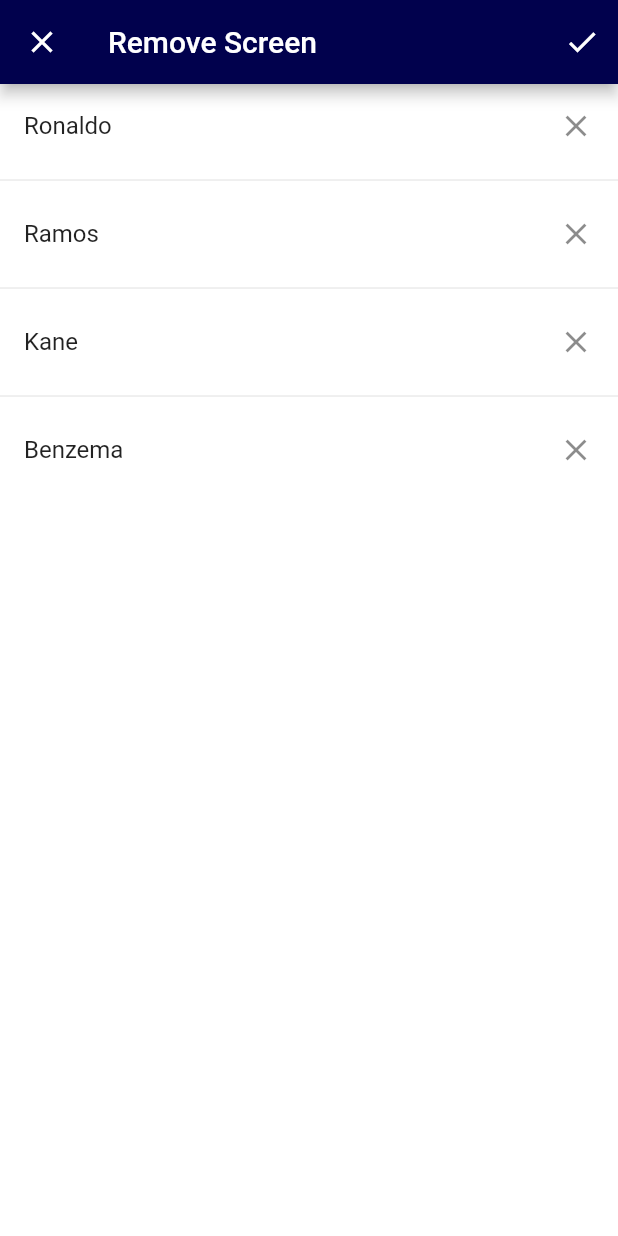
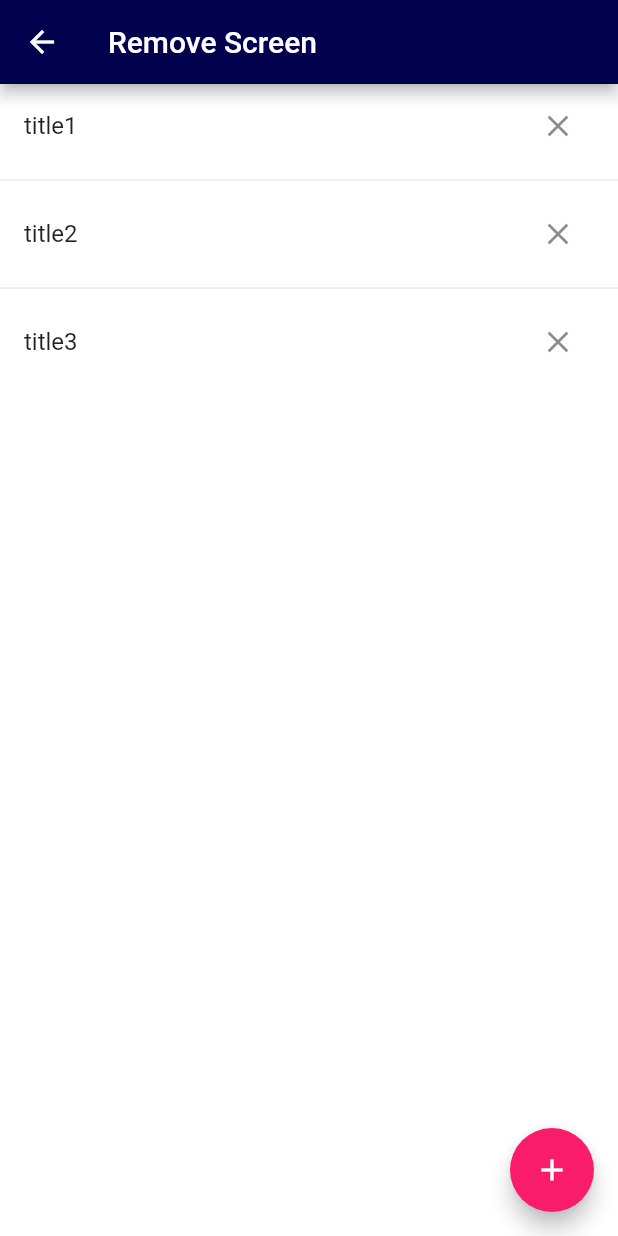
Before and after one commit to yologger/simple-memo-flutter, a Flutter app: the RemoveScreen screen opened directly, on a phone screen of 412 x 824 dp. Run offline on Flutter 3.47's test engine with Material 2 defaults, Android fonts, the phone set to English and light mode, and no system bars; our stand-ins replace rxdart.

```diff
--- a/lib/src/app.dart
+++ b/lib/src/app.dart
@@ -1,6 +1,7 @@
 import 'package:flutter/material.dart';
 import 'package:simplememo/src/ui/screen/edit_screen.dart';
 import 'package:simplememo/src/ui/screen/trash_screen.dart';
+import 'package:simplememo/src/ui/screen/remove_screen.dart';
 import 'ui/screen/main_screen.dart';
 import 'ui/screen/profile_screen.dart';
 import 'ui/screen/search_screen.dart';
@@ -65,11 +66,17 @@ class TabBarController extends StatelessWidget {
         mainAxisSize: MainAxisSize.min,
         crossAxisAlignment: CrossAxisAlignment.start,
         children: <Widget>[
-          Divider(),
           ListTile(
             title: Text("Edit"),
             onTap: () {
               Navigator.push(context, MaterialPageRoute(builder: (context) => EditScreen()));
+            },
+          ),
+          Divider(),
+          ListTile(
+            title: Text("Remove"),
+            onTap: () {
+              Navigator.push(context, MaterialPageRoute(builder: (context) => RemoveScreen()));
             },
           ),
           Divider(),
--- a/lib/src/core/Bloc/MemosBloc.dart
+++ b/lib/src/core/Bloc/MemosBloc.dart
@@ -26,16 +26,16 @@ class MemosBloc implements Bloc {
     _streamController.sink.add(_memos);
   }
 
+  removeMemo(int id) {
+    int idx = _memos.indexWhere((memo) => memo.id == id);
+    _memos.removeAt(idx);
+    _streamController.sink.add(_memos);
+  }
+
   updateMemo(int id, String title, String content) {
     int idx = _memos.indexWhere((memo) => memo.id == id);
     _memos[idx].title = title;
     _memos[idx].content = content;
-    _streamController.sink.add(_memos);
-  }
-
-  toggleBookmark(int id) {
-    int idx = _memos.indexWhere((memo) => memo.id == id);
-    _memos[idx].isBookMarked = !_memos[idx].isBookMarked;
     _streamController.sink.add(_memos);
   }
 
@@ -48,6 +48,12 @@ class MemosBloc implements Bloc {
     _streamController.sink.add(_memos);
   }
 
+  toggleBookmark(int id) {
+    int idx = _memos.indexWhere((memo) => memo.id == id);
+    _memos[idx].isBookMarked = !_memos[idx].isBookMarked;
+    _streamController.sink.add(_memos);
+  }
+
   @override
   void dispose() {
     // TODO: implement dispose
--- a/lib/src/ui/screen/detail_screen.dart
+++ b/lib/src/ui/screen/detail_screen.dart
@@ -3,8 +3,8 @@ import 'package:simplememo/src/core/Bloc/MemosBloc.dart';
 import 'package:simplememo/src/core/Entity/MemoEntity.dart';
 
 class DetailScreen extends StatefulWidget {
+  final MemoEntity memo;
 
-  final MemoEntity memo;
   const DetailScreen(this.memo, {Key key}) : super(key: key);
 
   @override
@@ -12,7 +12,6 @@ class DetailScreen extends StatefulWidget {
 }
 
 class _DetailScreenState extends State<DetailScreen> {
-
   final TextEditingController titleController = TextEditingController();
   final TextEditingController contentController = TextEditingController();
 
@@ -50,8 +49,7 @@ class _DetailScreenState extends State<DetailScreen> {
               String content = contentController.text;
               memosBloc.updateMemo(id, title, content);
               Navigator.of(context).pop();
-            }
-        )
+            })
       ],
       title: Text("${widget.memo.title}"),
     );
@@ -89,10 +87,11 @@ class _DetailScreenState extends State<DetailScreen> {
         builder: (context, snapshot) {
           bool isBookMarked = widget.memo.isBookMarked;
 
-
           return FloatingActionButton(
             // child: Icon(Icons.favorite_border)
-            child: isBookMarked ? Icon(Icons.favorite) : Icon(Icons.favorite_border),
+            child: isBookMarked
+                ? Icon(Icons.favorite)
+                : Icon(Icons.favorite_border),
             onPressed: () {
               int id = widget.memo.id;
               memosBloc.toggleBookmark(id);
--- a/lib/src/ui/screen/remove_screen.dart
+++ b/lib/src/ui/screen/remove_screen.dart
@@ -1,65 +1,60 @@
 import 'package:flutter/material.dart';
+import 'package:simplememo/src/core/Entity/MemoEntity.dart';
+import 'detail_screen.dart';
+import 'create_screen.dart';
+import 'package:simplememo/src/core/Bloc/MemosBloc.dart';
 
-const dummy_posts = [
-  {
-    "id": 1,
-    "title": "Ronaldo",
-    "content": "What I need to buy....",
-    "isBookmarked": true
-  },
-  {
-    "id": 2,
-    "title": "Ramos",
-    "content": "What I need to buy....",
-    "isBookmarked": false
-  },
-  {
-    "id": 3,
-    "title": "Kane",
-    "content": "What I need to buy....",
-    "isBookmarked": false
-  },
-  {
-    "id": 4,
-    "title": "Benzema",
-    "content": "What I need to buy....",
-    "isBookmarked": false
+class RemoveScreen extends StatefulWidget {
+  @override
+  _RemoveScreenState createState() => _RemoveScreenState();
 }
-];
 
-class RemoveScreen extends StatelessWidget {
+class _RemoveScreenState extends State<RemoveScreen> {
+
   @override
   Widget build(BuildContext context) {
-    return Scaffold(appBar: _buildAppBar(context), body: _buildBody(context));
+    return Scaffold(
+        appBar: _buildAppBar(context),
+        floatingActionButton: _buildFAB(context),
+        body: _buildBody(context)
+    );
   }
 
   Widget _buildAppBar(BuildContext context) {
     return AppBar(
-      title: Text("Remove Screen"),
-      leading: IconButton(
-          icon: Icon(Icons.close, color: Colors.white),
+      title: Text("Remove Screen")
+    );
+  }
+
+  Widget _buildFAB(BuildContext context) {
+    return FloatingActionButton(
+      child: Icon(Icons.add),
       onPressed: () {
-            Navigator.of(context).pop();
-          }),
-      actions: <Widget>[
-        IconButton(
-            icon: Icon(Icons.done, color: Colors.white),
-            onPressed: () {
-              Navigator.of(context).pop();
-            })
-      ],
+        Navigator.push(
+            context, MaterialPageRoute(builder: (context) => CreateScreen()));
+      },
     );
   }
 
   Widget _buildBody(BuildContext context) {
+    return StreamBuilder<List<MemoEntity>>(
+        stream: memosBloc.stream,
+        initialData: [],
+        builder: (context, snapshot) {
           return ListView.separated(
               itemBuilder: (context, index) {
                 return ListTile(
-              title: Text("${dummy_posts[index]["title"]}"),
-              trailing: Icon(Icons.close),
-              onTap: () {});
+                  title: Text("${snapshot.data[index].title}"),
+                  trailing: IconButton(
+                    icon: Icon(Icons.close),
+                    onPressed: () {
+                      memosBloc.removeMemo(snapshot.data[index].id);
+                    },
+                  ),
+                );
               },
               separatorBuilder: (context, index) => const Divider(),
-        itemCount: dummy_posts.length);
+              itemCount: snapshot.data.length);
+        });
   }
 }
```
Lines whose indentation alone changed are shown as unchanged.
